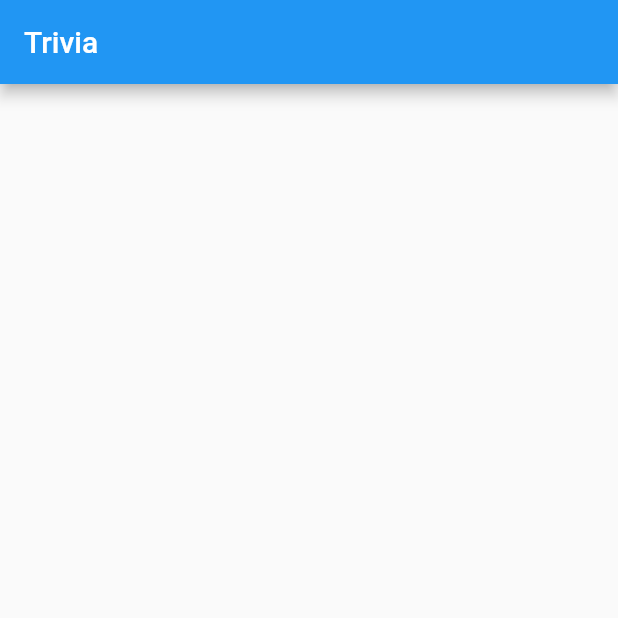
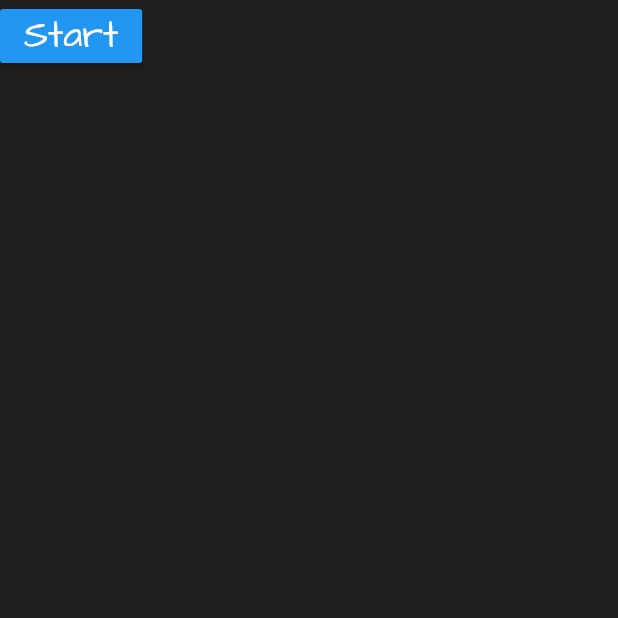
Before and after one commit to Riyansh1608/Quivia, a Flutter app: the screen it shows after launch, on a phone screen of 412 x 824 dp, the top half of it. Run offline on Flutter 3.47's test engine with Material 2 defaults, Android fonts, the phone set to English and light mode, and no system bars; our stand-ins replace dio.

Commit message:
Basic features done

```diff
--- a/quivia/lib/main.dart
+++ b/quivia/lib/main.dart
@@ -1,4 +1,5 @@
 import 'package:flutter/material.dart';
+import 'package:quivia/pages/base_screen.dart';
 import 'package:quivia/pages/home_screen.dart';
 
 void main() {
@@ -15,8 +16,10 @@ class MyApp extends StatelessWidget {
       title: 'Frivia',
       theme: ThemeData(
         primarySwatch: Colors.blue,
+        fontFamily: 'ArchitectsDaughter',
+        scaffoldBackgroundColor: Color.fromRGBO(31, 31, 31, 1.0),
       ),
-      home: const Home(),
+      home: const Base(),
     );
   }
 }
--- /dev/null
+++ b/quivia/lib/pages/base_screen.dart
@@ -0,0 +1,46 @@
+import 'package:flutter/material.dart';
+import 'package:quivia/pages/home_screen.dart';
+
+class Base extends StatefulWidget {
+  const Base({Key? key}) : super(key: key);
+
+  @override
+  State<Base> createState() => _BaseState();
+}
+
+class _BaseState extends State<Base> {
+  @override
+  Widget build(BuildContext context) {
+    return Scaffold(
+      body: base_Ui(),
+    );
+  }
+
+  Widget base_Ui() {
+    return SafeArea(
+      child: Container(
+        child: Column(
+          children: [
+            MaterialButton(
+              onPressed: () {
+                Navigator.push(
+                  context,
+                  MaterialPageRoute(
+                    builder: (BuildContext context) {
+                      return Home();
+                    },
+                  ),
+                );
+              },
+              child: const Text(
+                "Start",
+                style: TextStyle(color: Colors.white, fontSize: 25),
+              ),
+              color: Colors.blue,
+            ),
+          ],
+        ),
+      ),
+    );
+  }
+}
```
Also changed, not shown: quivia/lib/pages/home_screen.dart (+89 -10 lines), quivia/lib/providers/home_screen_provider.dart (added, +88 -0 lines), quivia/pubspec.yaml (+7 -4 lines), quivia/assets/fonts/ArchitectsDaughter-Regular.ttf (added), quivia/pubspec.lock.
